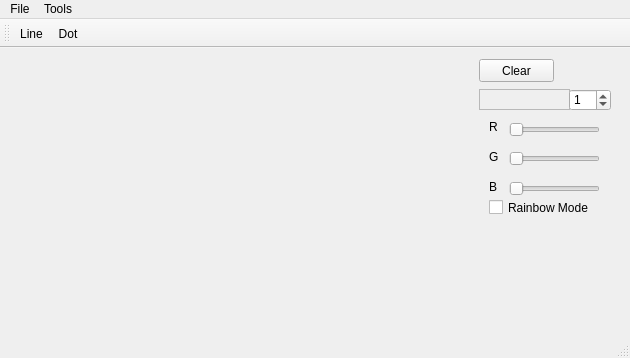
Before: the Qt Designer form Paint/mainwindow.ui in DerCodeHahn/cpp, drawn with Qt 5.
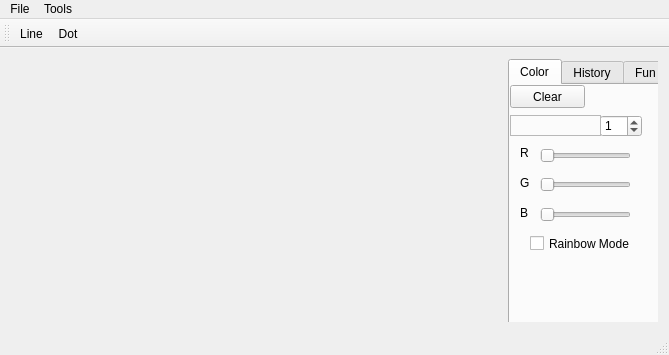
After: the same form once the commit is applied.

The edit to the form file:
```diff
--- a/Paint/mainwindow.ui
+++ b/Paint/mainwindow.ui
@@ -6,8 +6,8 @@
    <rect>
     <x>0</x>
     <y>0</y>
-    <width>630</width>
-    <height>358</height>
+    <width>669</width>
+    <height>355</height>
    </rect>
   </property>
   <property name="windowTitle">
@@ -16,7 +16,11 @@
   <widget class="QWidget" name="centralWidget">
    <layout class="QHBoxLayout" name="horizontalLayout">
     <item>
-     <widget class="QWidget" name="paint" native="true"/>
+     <widget class="QWidget" name="paint" native="true">
+      <zorder>widget</zorder>
+      <zorder>widget</zorder>
+      <zorder>widget</zorder>
+     </widget>
     </item>
     <item>
      <widget class="QWidget" name="widget" native="true">
@@ -29,10 +33,48 @@
       <property name="autoFillBackground">
        <bool>true</bool>
       </property>
+      <widget class="QTabWidget" name="tabWidget">
+       <property name="geometry">
+        <rect>
+         <x>0</x>
+         <y>0</y>
+         <width>161</width>
+         <height>281</height>
+        </rect>
+       </property>
+       <property name="tabShape">
+        <enum>QTabWidget::Rounded</enum>
+       </property>
+       <property name="currentIndex">
+        <number>0</number>
+       </property>
+       <property name="elideMode">
+        <enum>Qt::ElideNone</enum>
+       </property>
+       <property name="usesScrollButtons">
+        <bool>true</bool>
+       </property>
+       <widget class="QWidget" name="ColorTab">
+        <attribute name="title">
+         <string>Color</string>
+        </attribute>
+        <widget class="QSpinBox" name="sizeBox">
+         <property name="geometry">
+          <rect>
+           <x>90</x>
+           <y>30</y>
+           <width>42</width>
+           <height>22</height>
+          </rect>
+         </property>
+         <property name="value">
+          <number>1</number>
+         </property>
+        </widget>
       <widget class="QPushButton" name="clearButton">
        <property name="geometry">
         <rect>
-         <x>10</x>
+           <x>0</x>
          <y>0</y>
          <width>75</width>
          <height>23</height>
@@ -48,71 +90,35 @@
         <bool>false</bool>
        </property>
       </widget>
-      <widget class="QSlider" name="redSlider">
-       <property name="geometry">
-        <rect>
-         <x>40</x>
-         <y>60</y>
-         <width>91</width>
-         <height>22</height>
-        </rect>
-       </property>
-       <property name="maximum">
-        <number>255</number>
-       </property>
-       <property name="orientation">
-        <enum>Qt::Horizontal</enum>
-       </property>
-      </widget>
-      <widget class="QSlider" name="greenSlider">
-       <property name="geometry">
-        <rect>
-         <x>40</x>
-         <y>90</y>
-         <width>91</width>
-         <height>20</height>
-        </rect>
-       </property>
-       <property name="maximum">
-        <number>255</number>
-       </property>
-       <property name="orientation">
-        <enum>Qt::Horizontal</enum>
-       </property>
-      </widget>
-      <widget class="QSlider" name="blueSlider">
-       <property name="geometry">
-        <rect>
-         <x>40</x>
-         <y>120</y>
-         <width>91</width>
-         <height>20</height>
-        </rect>
-       </property>
-       <property name="maximum">
-        <number>255</number>
-       </property>
-       <property name="orientation">
-        <enum>Qt::Horizontal</enum>
-       </property>
-      </widget>
-      <widget class="QLabel" name="label">
+        <widget class="QCheckBox" name="RainbowBox">
+         <property name="enabled">
+          <bool>true</bool>
+         </property>
        <property name="geometry">
         <rect>
          <x>20</x>
-         <y>60</y>
-         <width>16</width>
-         <height>16</height>
+           <y>150</y>
+           <width>101</width>
+           <height>17</height>
         </rect>
        </property>
        <property name="text">
-        <string>R</string>
+          <string>Rainbow Mode</string>
+         </property>
+         <property name="checkable">
+          <bool>true</bool>
+         </property>
+         <property name="autoRepeat">
+          <bool>false</bool>
+         </property>
+         <property name="tristate">
+          <bool>false</bool>
        </property>
       </widget>
       <widget class="QLabel" name="label_2">
        <property name="geometry">
         <rect>
-         <x>20</x>
+           <x>10</x>
          <y>90</y>
          <width>16</width>
          <height>16</height>
@@ -122,23 +128,42 @@
         <string>G</string>
        </property>
       </widget>
-      <widget class="QLabel" name="label_3">
+        <widget class="QSlider" name="blueSlider">
        <property name="geometry">
         <rect>
-         <x>20</x>
+           <x>30</x>
          <y>120</y>
-         <width>16</width>
-         <height>16</height>
-        </rect>
-       </property>
-       <property name="text">
-        <string>B</string>
+           <width>91</width>
+           <height>20</height>
+          </rect>
+         </property>
+         <property name="maximum">
+          <number>255</number>
+         </property>
+         <property name="orientation">
+          <enum>Qt::Horizontal</enum>
+         </property>
+        </widget>
+        <widget class="QSlider" name="greenSlider">
+         <property name="geometry">
+          <rect>
+           <x>30</x>
+           <y>90</y>
+           <width>91</width>
+           <height>20</height>
+          </rect>
+         </property>
+         <property name="maximum">
+          <number>255</number>
+         </property>
+         <property name="orientation">
+          <enum>Qt::Horizontal</enum>
        </property>
       </widget>
       <widget class="QFrame" name="selectedColor">
        <property name="geometry">
         <rect>
-         <x>10</x>
+           <x>0</x>
          <y>30</y>
          <width>91</width>
          <height>21</height>
@@ -151,43 +176,98 @@
         <enum>QFrame::Raised</enum>
        </property>
       </widget>
-      <widget class="QSpinBox" name="sizeBox">
+        <widget class="QLabel" name="label">
        <property name="geometry">
         <rect>
-         <x>100</x>
-         <y>30</y>
-         <width>42</width>
+           <x>10</x>
+           <y>60</y>
+           <width>16</width>
+           <height>16</height>
+          </rect>
+         </property>
+         <property name="text">
+          <string>R</string>
+         </property>
+        </widget>
+        <widget class="QSlider" name="redSlider">
+         <property name="geometry">
+          <rect>
+           <x>30</x>
+           <y>60</y>
+           <width>91</width>
          <height>22</height>
         </rect>
        </property>
-       <property name="value">
-        <number>1</number>
-       </property>
-      </widget>
-      <widget class="QCheckBox" name="RainbowBox">
-       <property name="enabled">
-        <bool>true</bool>
-       </property>
+         <property name="maximum">
+          <number>255</number>
+         </property>
+         <property name="orientation">
+          <enum>Qt::Horizontal</enum>
+         </property>
+        </widget>
+        <widget class="QLabel" name="label_3">
+         <property name="geometry">
+          <rect>
+           <x>10</x>
+           <y>120</y>
+           <width>16</width>
+           <height>16</height>
+          </rect>
+         </property>
+         <property name="text">
+          <string>B</string>
+         </property>
+        </widget>
+       </widget>
+       <widget class="QWidget" name="historyTab">
+        <attribute name="title">
+         <string>History</string>
+        </attribute>
+       </widget>
+       <widget class="QWidget" name="tab">
+        <attribute name="title">
+         <string>Fun</string>
+        </attribute>
+        <widget class="QPushButton" name="GameOfLifeBtn">
+         <property name="geometry">
+          <rect>
+           <x>30</x>
+           <y>50</y>
+           <width>75</width>
+           <height>23</height>
+          </rect>
+         </property>
+         <property name="text">
+          <string>Game of Life</string>
+         </property>
+        </widget>
+        <widget class="QRadioButton" name="radioButton">
        <property name="geometry">
         <rect>
          <x>20</x>
-         <y>140</y>
+           <y>10</y>
          <width>101</width>
          <height>17</height>
         </rect>
        </property>
        <property name="text">
-        <string>Rainbow Mode</string>
-       </property>
-       <property name="checkable">
-        <bool>true</bool>
-       </property>
-       <property name="autoRepeat">
-        <bool>false</bool>
-       </property>
-       <property name="tristate">
-        <bool>false</bool>
-       </property>
+          <string>Single Life Form</string>
+         </property>
+        </widget>
+        <widget class="QRadioButton" name="radioButton_2">
+         <property name="geometry">
+          <rect>
+           <x>20</x>
+           <y>30</y>
+           <width>111</width>
+           <height>17</height>
+          </rect>
+         </property>
+         <property name="text">
+          <string>Multiple Life Forms</string>
+         </property>
+        </widget>
+       </widget>
       </widget>
      </widget>
     </item>
@@ -198,7 +278,7 @@
     <rect>
      <x>0</x>
      <y>0</y>
-     <width>630</width>
+     <width>669</width>
      <height>21</height>
     </rect>
    </property>
```
Lines whose indentation alone changed are shown as unchanged.
